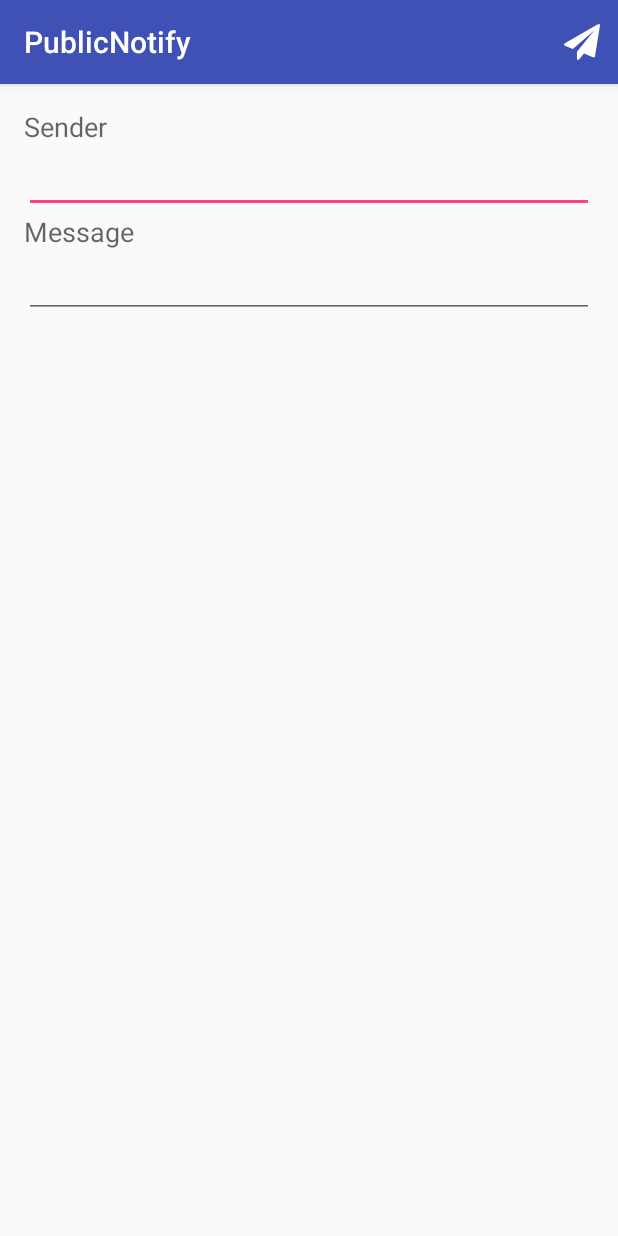
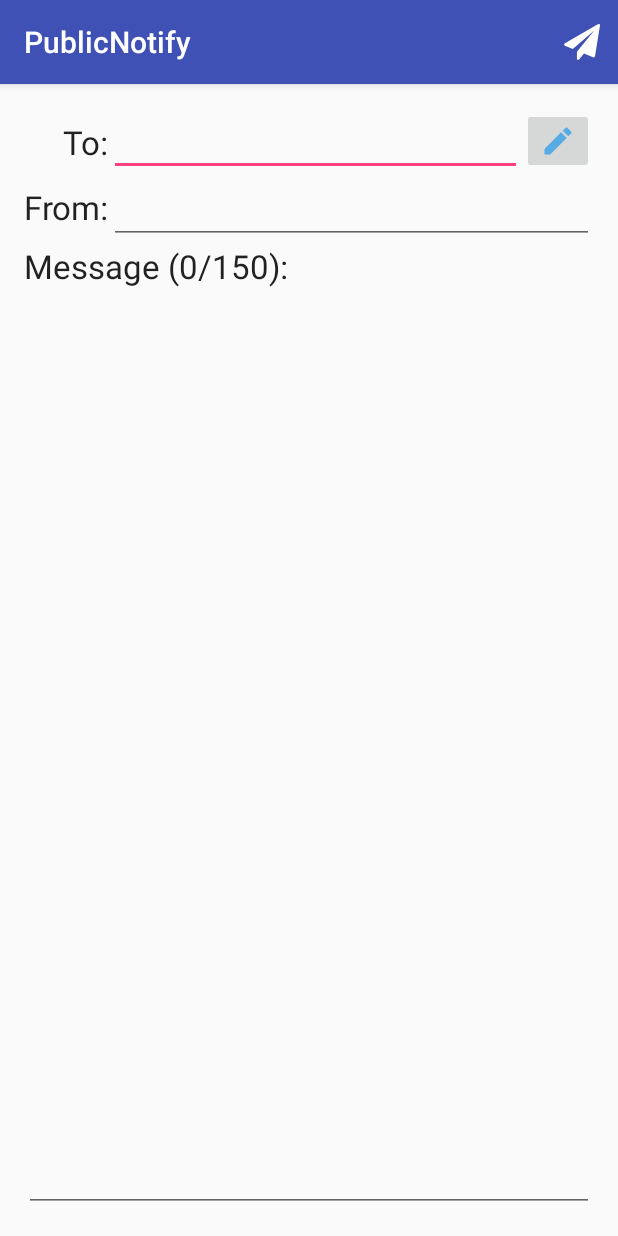
Before and after one commit to bloodlee/PublicNotify, an Android app: the ComposeActivity screen opened directly, with no data from a screen before it, on a phone screen of 412 x 824 dp. Run offline under Robolectric (Android 15) with nearby library versions, the light colour scheme and no system bars.

Commit message:
design the layout of several activities.

```diff
--- a/app/build.gradle
+++ b/app/build.gradle
@@ -28,11 +28,12 @@ dependencies {
     compile 'io.reactivex:rxandroid:1.1.0'
     compile 'com.baoyz.swipemenulistview:library:1.3.0'
     compile 'com.google.guava:guava:19.0'
-    compile "com.google.android.gms:play-services-gcm:8.4.0"
+    compile 'com.google.android.gms:play-services-gcm:8.4.0'
     compile 'org.apache.commons:commons-io:1.3.2'
     compile 'org.json:json:20140107'
     compile 'org.apache.httpcomponents:httpclient-android:4.3.5.1'
     compile 'com.google.android.gms:play-services-appindexing:8.4.0'
 }
 
+
 apply plugin: 'com.google.gms.google-services'
--- a/app/src/main/java/com/innoli/publicnotify/ComposeActivity.java
+++ b/app/src/main/java/com/innoli/publicnotify/ComposeActivity.java
@@ -1,20 +1,29 @@
 package com.innoli.publicnotify;
 
-import android.content.Context;
+import android.content.Intent;
 import android.content.SharedPreferences;
+import android.os.Bundle;
 import android.os.StrictMode;
 import android.support.v7.app.AppCompatActivity;
-import android.os.Bundle;
+import android.text.Editable;
+import android.text.TextWatcher;
 import android.util.Log;
+import android.view.KeyEvent;
 import android.view.Menu;
 import android.view.MenuInflater;
 import android.view.MenuItem;
+import android.view.View;
 import android.widget.EditText;
+import android.widget.ImageButton;
+import android.widget.TextView;
 import android.widget.Toast;
 
 import com.google.common.base.Strings;
+import com.innoli.publicnotify.activities.ReceiverInfoActivity;
 import com.innoli.publicnotify.preferences.PreferenceNames;
 import com.innoli.publicnotify.services.GcmSender;
+
+import org.w3c.dom.Text;
 
 import java.text.MessageFormat;
 
@@ -25,23 +34,62 @@ public class ComposeActivity extends AppCompatActivity {
 
   private EditText senderNameEditText;
   private EditText msgEditText;
+  private TextView msgLabel;
 
   @Override
   protected void onCreate(Bundle savedInstanceState) {
     super.onCreate(savedInstanceState);
     setContentView(R.layout.activity_compose);
 
-    senderNameEditText = (EditText) findViewById(R.id.sender_input);
-    msgEditText = (EditText) findViewById(R.id.message_input);
+//    senderNameEditText = (EditText) findViewById(R.id.sender_input);
+//    msgEditText = (EditText) findViewById(R.id.message_input);
+//
+//    SharedPreferences prefs =
+//        getSharedPreferences(PreferenceNames.COMPOSE_MESSAGE_PREF, MODE_PRIVATE);
+//
+//    String senderName = prefs.getString(PreferenceNames.SENDER_NAME_PREF, "");
+//    String message = prefs.getString(PreferenceNames.MESSAGE_PREF, "");
+//
+//    senderNameEditText.setText(senderName);
+//    msgEditText.setText(message);
 
-    SharedPreferences prefs =
-        getSharedPreferences(PreferenceNames.COMPOSE_MESSAGE_PREF, MODE_PRIVATE);
+    ImageButton editToButton = (ImageButton) findViewById(R.id.editTo);
+    editToButton.setOnClickListener(new View.OnClickListener() {
+      @Override
+      public void onClick(View v) {
+        Intent intent = new Intent(ComposeActivity.this, ReceiverInfoActivity.class);
+        startActivity(intent);
+      }
+    });
 
-    String senderName = prefs.getString(PreferenceNames.SENDER_NAME_PREF, "");
-    String message = prefs.getString(PreferenceNames.MESSAGE_PREF, "");
+    msgLabel = (TextView) findViewById(R.id.messageLabel);
 
-    senderNameEditText.setText(senderName);
-    msgEditText.setText(message);
+    msgEditText = (EditText) findViewById(R.id.messageText);
+    msgEditText.addTextChangedListener(new TextWatcher() {
+      @Override
+      public void beforeTextChanged(CharSequence s, int start, int count, int after) {
+
+      }
+
+      @Override
+      public void onTextChanged(CharSequence s, int start, int before, int count) {
+
+      }
+
+      @Override
+      public void afterTextChanged(Editable s) {
+        updateMsgLabel();
+      }
+    });
+
+    updateMsgLabel();
+  }
+  private void updateMsgLabel() {
+    msgLabel.setText(
+        MessageFormat.format("Message ({0}/150):",
+            msgEditText.getText().toString().length())
+    );
+
   }
 
   @Override
--- /dev/null
+++ b/app/src/main/res/drawable/ic_edit_black_24dp.xml
@@ -0,0 +1,9 @@
+<vector xmlns:android="http://schemas.android.com/apk/res/android"
+        android:width="24dp"
+        android:height="24dp"
+        android:viewportWidth="24.0"
+        android:viewportHeight="24.0">
+    <path
+        android:fillColor="#FF56ABE4"
+        android:pathData="M3,17.25V21h3.75L17.81,9.94l-3.75,-3.75L3,17.25zM20.71,7.04c0.39,-0.39 0.39,-1.02 0,-1.41l-2.34,-2.34c-0.39,-0.39 -1.02,-0.39 -1.41,0l-1.83,1.83 3.75,3.75 1.83,-1.83z"/>
+</vector>
--- a/app/src/main/res/layout/activity_compose.xml
+++ b/app/src/main/res/layout/activity_compose.xml
@@ -10,39 +10,89 @@
     android:paddingTop="@dimen/activity_vertical_margin"
     tools:context="com.innoli.publicnotify.ComposeActivity">
 
+    <LinearLayout
+        android:orientation="vertical"
+        android:layout_width="match_parent"
+        android:layout_height="match_parent"
+        android:layout_alignParentTop="true"
+        android:layout_alignParentStart="true">
+
+        <TableLayout
+            android:layout_width="match_parent"
+            android:layout_height="wrap_content"
+            android:stretchColumns="1">
+
+            <TableRow
+                android:layout_width="match_parent"
+                android:layout_height="match_parent">
+
                 <TextView
+                    android:layout_width="match_parent"
+                    android:layout_height="wrap_content"
+                    android:textAppearance="?android:attr/textAppearanceLarge"
+                    android:text="To:"
+                    android:id="@+id/textView2"
+                    android:layout_gravity="center_vertical|right"/>
+
+                <EditText
                     android:layout_width="wrap_content"
                     android:layout_height="wrap_content"
-        android:textAppearance="?android:attr/textAppearanceMedium"
-        android:text="Message"
-        android:id="@+id/textView2"
-        android:layout_below="@+id/sender_input"
-        android:layout_alignParentStart="true"/>
+                    android:id="@+id/editText2"
+                    android:editable="true"/>
+
+                <ImageButton
+                    android:layout_width="wrap_content"
+                    android:layout_height="wrap_content"
+                    android:id="@+id/editTo"
+                    android:layout_gravity="right"
+                    android:src="@drawable/ic_edit_black_24dp"
+                    android:layout_column="2"/>
+            </TableRow>
+
+            <TableRow
+                android:layout_width="match_parent"
+                android:layout_height="match_parent">
 
                 <TextView
                     android:layout_width="wrap_content"
                     android:layout_height="wrap_content"
-        android:textAppearance="?android:attr/textAppearanceMedium"
-        android:text="Sender"
-        android:id="@+id/textView3"
-        android:layout_alignParentTop="true"
-        android:layout_alignParentStart="true"/>
+                    android:textAppearance="?android:attr/textAppearanceLarge"
+                    android:text="From:"
+                    android:id="@+id/textView4"/>
 
                 <EditText
                     android:layout_width="wrap_content"
                     android:layout_height="wrap_content"
-        android:id="@+id/sender_input"
-        android:layout_below="@+id/textView3"
-        android:layout_alignParentStart="true"
-        android:layout_alignParentEnd="true"
+                    android:id="@+id/editText3"
+                    android:layout_column="1"
+                    android:layout_span="2"
                     android:maxLength="20"/>
+            </TableRow>
+
+        </TableLayout>
+
+        <TextView
+            android:layout_width="wrap_content"
+            android:layout_height="wrap_content"
+            android:textAppearance="?android:attr/textAppearanceLarge"
+            android:text="Message:"
+            android:id="@+id/messageLabel"
+            android:maxLength="150"/>
+
+        <ScrollView
+            android:layout_width="match_parent"
+            android:layout_height="match_parent"
+            android:fillViewport="true"
+            android:id="@+id/scrollView">
 
             <EditText
-        android:layout_width="wrap_content"
-        android:layout_height="wrap_content"
-        android:id="@+id/message_input"
-        android:layout_below="@+id/textView2"
-        android:layout_alignParentStart="true"
-        android:layout_alignEnd="@+id/sender_input"
-        android:maxLength="100"/>
+                android:layout_width="match_parent"
+                android:layout_height="match_parent"
+                android:inputType="textMultiLine"
+                android:ems="10"
+                android:id="@+id/messageText"
+                android:gravity="top"
+                android:maxLength="150"/>
+        </ScrollView>
+    </LinearLayout>
 </RelativeLayout>
```
Also changed, not shown: app/src/main/AndroidManifest.xml (+26 -20 lines), app/src/main/java/com/innoli/publicnotify/activities/ReceiverInfoActivity.java (added, +22 -0 lines), app/src/main/java/com/innoli/publicnotify/fragments/SubscriptionFragment.java (added, +109 -0 lines), app/src/main/res/layout/activity_receiver_info.xml (added, +27 -0 lines), app/src/main/res/layout/content_receiver_info.xml (added, +72 -0 lines), app/src/main/res/layout/fragment_subscription.xml (added, +20 -0 lines), app/src/main/res/values/strings.xml (+8 -0 lines). Lines whose indentation alone changed are shown as unchanged.
